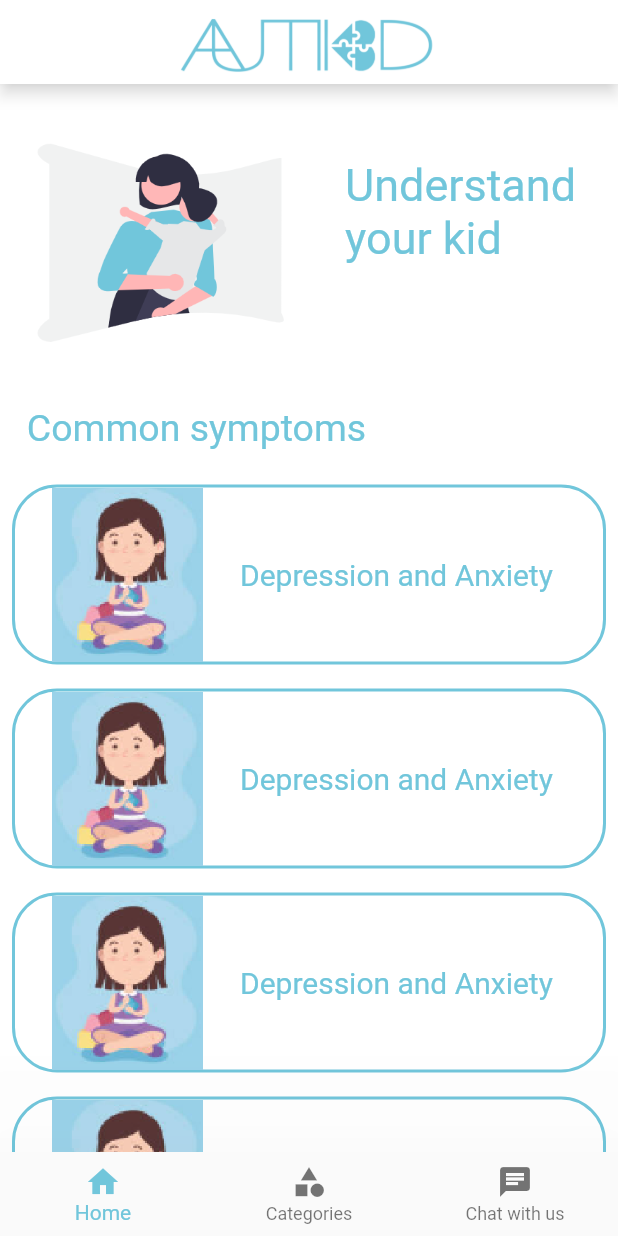
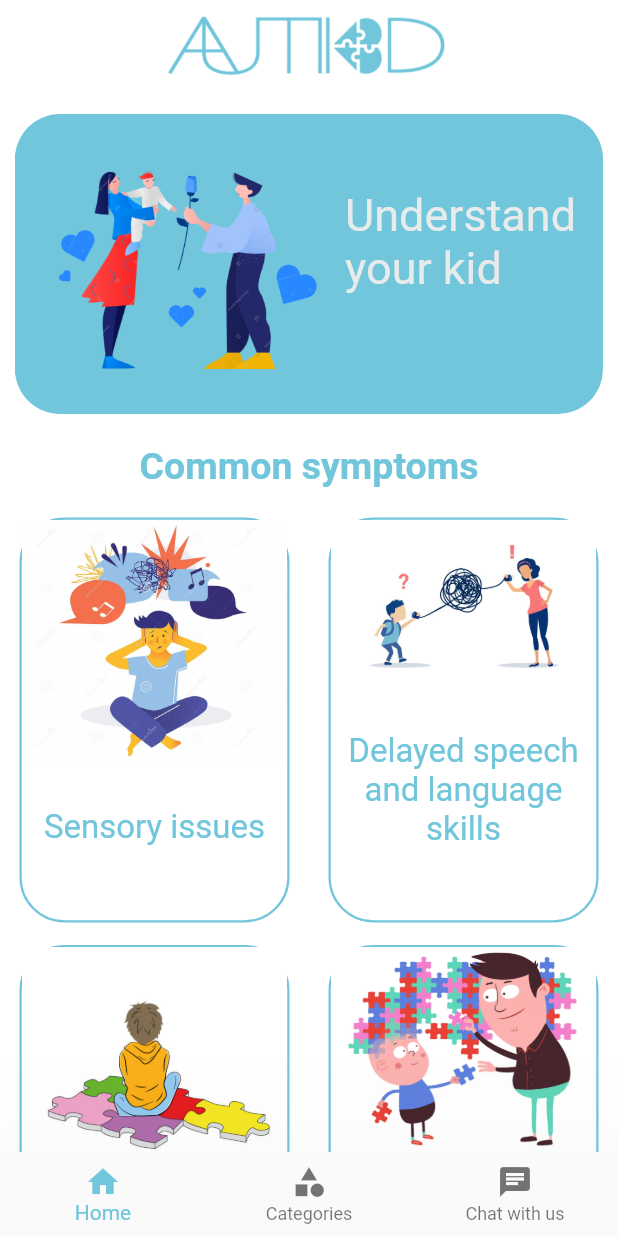
Before and after one commit to Nadineh-dev/Autikid_application, a Flutter app: the screen it shows after launch, on a phone screen of 412 x 824 dp. Run offline on Flutter 3.47's test engine with Material 2 defaults, Android fonts, the phone set to English and light mode, and no system bars; our stand-ins replace animated_splash_screen, bloc, carousel_slider, chat_bubbles, conditional_builder_null_safety, dio and 3 more; missing offline and left inert: dialogflow_grpc; accounts and stored records are empty; project files that could hold a hidden picture were left out.

Commit message:
category commit

```diff
--- a/lib/main.dart
+++ b/lib/main.dart
@@ -26,7 +26,7 @@ class AutikidApp extends StatelessWidget {
       HomeScreen.id: (context) {
         return const HomeScreen();
       }
-    }, debugShowCheckedModeBanner: false, home: HomeScreen()//const ChatScreen()
+    }, debugShowCheckedModeBanner: false, home: const HomeScreen()
         // AnimatedSplashScreen(
         //     duration: 3000,
         //     splash: "assets/images/photo_2023-03-19_02-11-31.jpg",
--- a/lib/screens/categories_scree.dart
+++ b/lib/screens/categories_scree.dart
@@ -12,6 +12,7 @@ class CategoriesScreen extends StatelessWidget {
   @override
   Widget build(BuildContext context) {
     return Scaffold(
+      backgroundColor: Colors.white,
       body: Column(mainAxisAlignment: MainAxisAlignment.center,
         children: [
           DefaultCategory(
--- a/lib/screens/chat/chat_screen.dart
+++ b/lib/screens/chat/chat_screen.dart
@@ -38,7 +38,7 @@ class _ChatScreenState extends State<ChatScreen> {
     // });
     // await Future.wait([_recorder.initialize()]);
     final serviceAccount =
-        ServiceAccount.fromString((await rootBundle.loadString('assets/credentials/autism-flutter.json')));
+        ServiceAccount.fromString((await rootBundle.loadString('assets/credentials/autism-kcsu-785282097ff8.json')));
     dialogflow = DialogflowGrpcV2Beta1.viaServiceAccount(serviceAccount);
   }
 
--- a/lib/screens/home2_screen.dart
+++ b/lib/screens/home2_screen.dart
@@ -6,13 +6,13 @@ import '../constants/colors.dart';
 class Home2Screen extends StatelessWidget {
   Home2Screen({Key? key}) : super(key: key);
 
-  List<dynamic> imageList = [
+  /* List<dynamic> imageList = [
     {"id": 1, "imagepath": "assets/images/istockphoto-1335977945-612x612.jpg"},
     {"id": 2, "imagepath": "assets/images/istockphoto-1337094863-612x612.jpg"},
     {"id": 3, "imagepath": "assets/images/Screenshot 2023-05-05 153945.png"},
     {"id": 4, "imagepath": "assets/images/Why-did-my-child.jpg"}
   ];
-  int currentIndex = 0;
+  int currentIndex = 0; */
 
   @override
   Widget build(BuildContext context) {
@@ -49,86 +49,125 @@ class Home2Screen extends StatelessWidget {
                 ],
               ),
                */
-              Container(
+              Padding(
+                padding:
+                    const EdgeInsets.symmetric(horizontal: 10, vertical: 20),
+                child: Container(
                   height: 200,
                   decoration: BoxDecoration(
-
+                    color: MyColors.myblue,
                     borderRadius: BorderRadius.circular(30.0),
                   ),
                   child: Row(
                     children: [
                       Image.asset(
-                      "assets/images/Screenshot 2023-05-07 133249.png",
-                      height: 200,
+                        "assets/images/Screenshot 2023-05-08 195301.png",
+                        height: 220,
                         width: 220,
                       ),
                       Padding(
-                      padding: const EdgeInsets.only(left: 10, right: 15),
+                        padding: const EdgeInsets.only(right: 10),
                         child: Container(
                             height: 100,
                             width: 160,
                             child: const Text(
                               "Understand your kid",
-                            style:
-                                TextStyle(fontSize: 30, color: MyColors.myblue),
+                              style: TextStyle(
+                                  fontSize: 30, color: MyColors.myGrey),
                             )),
                       )
                     ],
                   ),
                 ),
-              const Padding(
-                padding: EdgeInsets.only(top: 15, bottom: 15,right: 150),
-                child: Text(
+              ),
+              Text(
                 "Common symptoms",
-                  style: TextStyle(fontSize: 25, color: MyColors.myblue),
+                style: TextStyle(
+                    fontSize: 25,
+                    color: MyColors.myblue,
+                    fontWeight: FontWeight.w600),
               ),
+              SizedBox(
+                height: 20,
               ),
-              Padding(
-                padding: const EdgeInsets.all(8.0),
-                child: symptomsContainer(),
+              Row(
+                mainAxisAlignment: MainAxisAlignment.spaceAround,
+                children: [
+                  Column(
+                    children: [
+                      symptomsContainer(
+                          imgName:
+                              "autism-early-signs-syndrome-children-symptoms-child-vector-flat-illustration-139168537.jpg",
+                          text: "Sensory issues"),
+                       SizedBox(
+                        height: 15,
                       ),
-              Padding(
-                padding: const EdgeInsets.all(8.0),
-                child: symptomsContainer(),
+                      symptomsContainer(
+                          imgName: "istockphoto-984688650-612x612.jpg",
+                          text: "Difficulty with social interactions"),
+                       SizedBox(
+                        height: 15,
+                      ) ,
+                      symptomsContainer(
+                          imgName: "istockphoto-1301567081-612x612.jpg",
+                          text: "Difficulty with changes in routine"),
+                       SizedBox(
+                        height: 15,
                       ),
-              Padding(
-                padding: const EdgeInsets.all(8.0),
-                child: symptomsContainer(),
+                    ],
                   ),
-              Padding(
-                padding: const EdgeInsets.all(8.0),
-                child: symptomsContainer(),
+                  Column(
+                    children: [
+                      symptomsContainer(
+                          imgName: "istockphoto-1337094863-612x612.jpg",
+                          text: "Delayed speech and language skills"),
+                       SizedBox(
+                        height: 15,
                       ),
-
+                      symptomsContainer(
+                          imgName: "Screenshot 2023-05-09 012023.png",
+                          text: "Repetitive behaviors"),
+                       SizedBox(
+                        height: 15,
+                      ),
+                      symptomsContainer(
+                          imgName: "Screenshot 2023-05-09 012706.png",
+                          text: "Depression and anxiety"),
+                       SizedBox(
+                        height: 15,
+                      )
+                    ],
+                  )
+                ],
+              )
             ],
           ),
         ));
   }
 }
 
-Container symptomsContainer() {
+Container symptomsContainer({required String? imgName, required String? text}) {
   return Container(
-    height: 120,
-    width: double.infinity,
+    height: 270,
+    width: 180,
     decoration: BoxDecoration(
       border: Border.all(
         color: MyColors.myblue,
         style: BorderStyle.solid,
-        width: 2,
+        width: 1.5,
       ),
-      color: Colors.transparent,
       borderRadius: BorderRadius.circular(30.0),
     ),
-    child: Row(
+    child: Column(
       children: [
-        Image.asset(
-          "assets/images/Screenshot 2023-05-06 230139.png",
-          height: 120,
-          width: 150,
+        Image.asset("assets/images/$imgName"),
+        SizedBox(
+          height: 30,
         ),
         Text(
-          "Depression and Anxiety",
-          style: TextStyle(fontSize: 20, color: MyColors.myblue),
+          "$text",
+          style: TextStyle(fontSize: 22, color: MyColors.myblue),
+          textAlign: TextAlign.center,
         )
       ],
     ),
--- a/lib/screens/home_screen.dart
+++ b/lib/screens/home_screen.dart
@@ -19,12 +19,12 @@ class HomeScreen extends StatelessWidget {
           builder: (context, state) {
             return Scaffold(
               appBar: AppBar(
+                elevation: 0,
                 backgroundColor: Colors.white,
-                shadowColor: Colors.white,
                 centerTitle: true,
                 title: Image.asset(
                   "assets/images/Screenshot 2023-03-20 025605.png",
-                  width: 200,
+                  width: 220,
                 ),
               ),
               bottomNavigationBar: BottomNavigationBar(
--- a/lib/widgets/category.dart
+++ b/lib/widgets/category.dart
@@ -24,9 +24,16 @@ class DefaultCategory extends StatelessWidget {
           height: 130,
           width: double.infinity,
           decoration: BoxDecoration(
+              boxShadow: [
+                BoxShadow(
+                    color: MyColors.myblue,
+                    blurRadius: 6.0,
+                    spreadRadius: 0.7,
+                    offset: Offset(0.0, 0.0))
+              ],
               color: const Color(0xffE8EBEB),
               borderRadius: BorderRadius.circular(23),
-              border: Border.all(color: const Color(0xff71c6db), width: 3)),
+              border: Border.all(color: const Color(0xff71c6db), width: 1.5)),
           child: Row(children: [
             Padding(padding: const EdgeInsets.only(left: 20), child: icon),
             Padding(
```
Also changed, not shown: assets/credentials/autism-flutter.json (deleted, +0 -12 lines), assets/credentials/autism-kcsu-785282097ff8.json (added, +12 -0 lines), assets/images/Screenshot 2023-05-05 152919.png (added), assets/images/Screenshot 2023-05-06 230139.png (deleted), assets/images/Screenshot 2023-05-07 133249.png (deleted), assets/images/Screenshot 2023-05-08 195301.png (added), assets/images/Screenshot 2023-05-09 012023.png (added), assets/images/Screenshot 2023-05-09 012706.png (added), assets/images/Why-did-my-child.jpg (deleted), assets/images/autism-early-signs-syndrome-children-symptoms-child-vector-flat-illustration-139168537.jpg (added), assets/images/istockphoto-1301567081-612x612.jpg (added), assets/images/istockphoto-984688650-612x612.jpg (added). Lines whose indentation alone changed are shown as unchanged.
